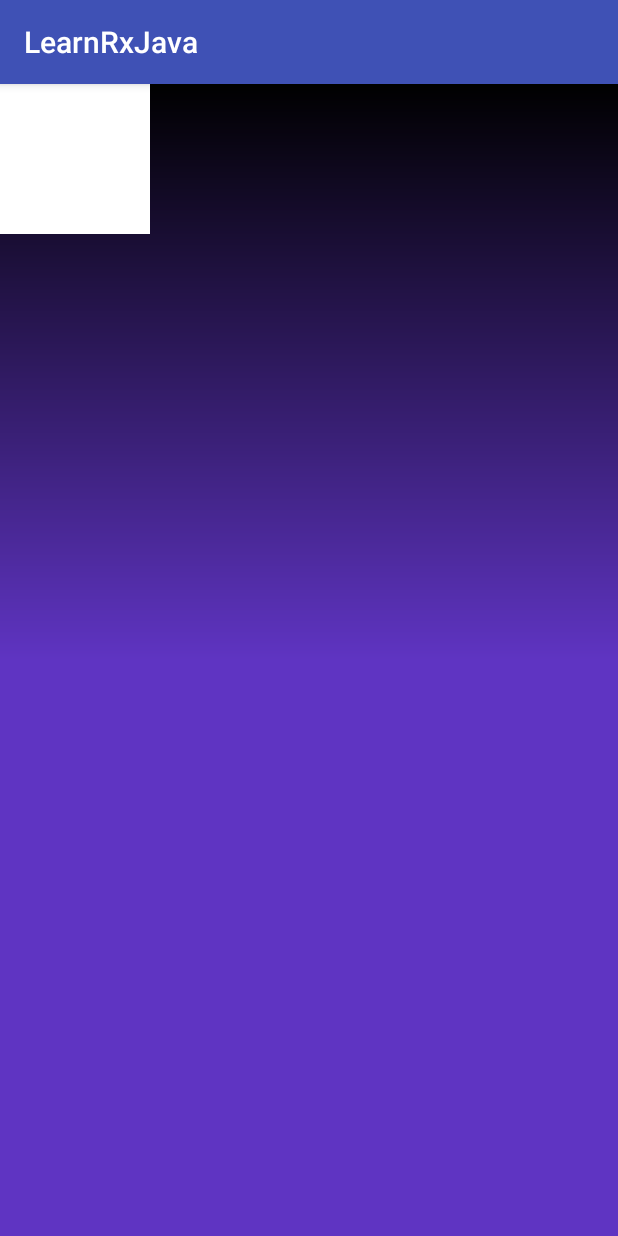
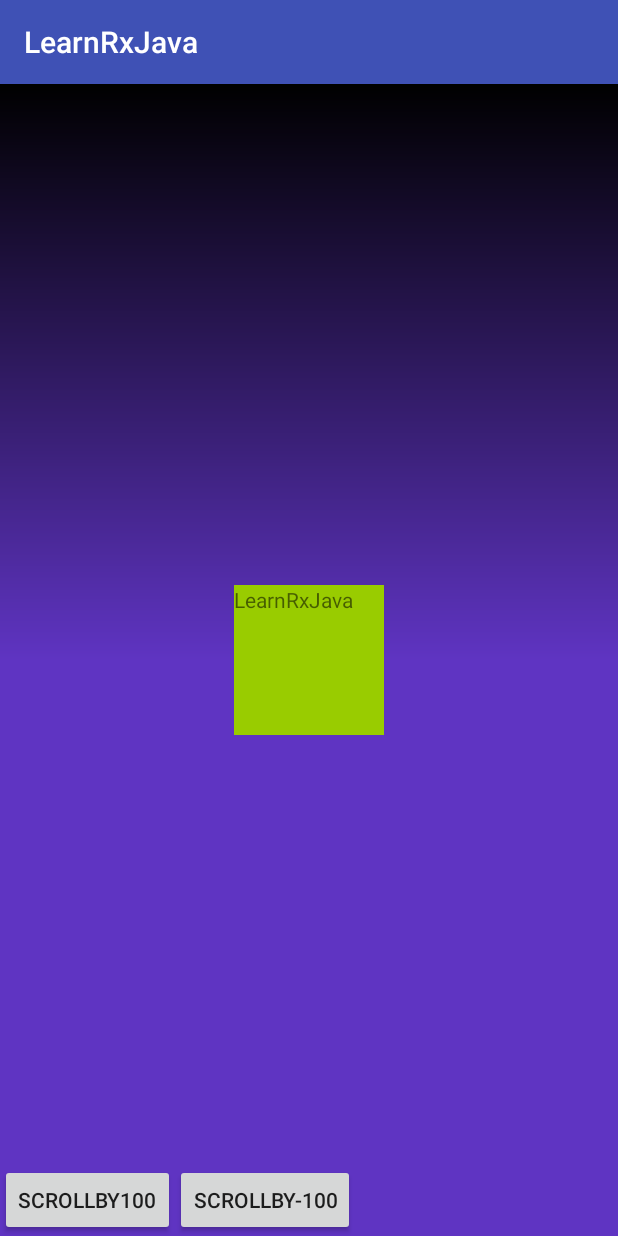
Before and after one commit to zcl20131002578/LearnRxJava, an Android app: the screen it shows after launch (MainActivity), on a phone screen of 412 x 824 dp. Run offline under Robolectric (Android 15) with nearby library versions, the phone set to English and light mode, and no system bars; libraries missing offline, so code that uses them is left out: rx.functions.

```diff
--- a/app/build.gradle
+++ b/app/build.gradle
@@ -16,6 +16,10 @@ android {
             proguardFiles getDefaultProguardFile('proguard-android.txt'), 'proguard-rules.pro'
         }
     }
+    compileOptions {
+        sourceCompatibility = '1.8'
+        targetCompatibility = '1.8'
+    }
 }
 
 dependencies {
--- a/app/src/main/java/com/inke/zcl/learnrxjava/MainActivity.java
+++ b/app/src/main/java/com/inke/zcl/learnrxjava/MainActivity.java
@@ -4,26 +4,45 @@ import android.support.v7.app.AppCompatActivity;
 import android.os.Bundle;
 import android.util.Log;
 import android.view.View;
+import android.view.ViewGroup;
+import android.widget.FrameLayout;
 
-import java.util.ArrayList;
+import com.inke.zcl.learnrxjava.view.MyCustomView;
+
 import java.util.List;
 
 import rx.Observable;
 import rx.Subscriber;
-import rx.functions.Action0;
-import rx.functions.Action1;
-import rx.functions.Action3;
 import rx.functions.Func1;
 
 public class MainActivity extends AppCompatActivity {
 
-    private static final String TAG = "ZCLZCL";
+    private static final String TAG = "MainActivity";
+    private MyCustomView myCustomView;
+    private int mT = 50;
 
     @Override
     protected void onCreate(Bundle savedInstanceState) {
         super.onCreate(savedInstanceState);
         setContentView(R.layout.activity_main);
+        myCustomView = findViewById(R.id.my_custom_view);
 
+        findViewById(R.id.click).setOnClickListener(new View.OnClickListener() {
+            @Override
+            public void onClick(View v) {
+                Log.d(TAG, "onClick scrolledX:" + myCustomView.getScrollX() + " scrolledY:" + myCustomView.getScrollY());
+                mT += 10;
+                myCustomView.scrollBy(mT, 0);
+                Log.d(TAG, "onClick scrolledX:" + myCustomView.getScrollX() + " scrolledY:" + myCustomView.getScrollY());
+
+            }
+        });
+        findViewById(R.id._click).setOnClickListener(new View.OnClickListener() {
+            @Override
+            public void onClick(View v) {
+                myCustomView.scrollBy(-100, -100);
+            }
+        });
     }
 
     private void rxStudent(Student[] students) {
--- a/app/src/main/res/layout/activity_main.xml
+++ b/app/src/main/res/layout/activity_main.xml
@@ -1,32 +1,41 @@
 <?xml version="1.0" encoding="utf-8"?>
-<LinearLayout xmlns:android="http://schemas.android.com/apk/res/android"
+<FrameLayout xmlns:android="http://schemas.android.com/apk/res/android"
     xmlns:tools="http://schemas.android.com/tools"
     android:layout_width="match_parent"
     android:layout_height="match_parent"
     android:background="@drawable/leard_board_bg"
     android:fitsSystemWindows="true"
+    android:gravity="center"
     android:orientation="vertical">
 
+    <com.inke.zcl.learnrxjava.view.MyCustomView
+        android:id="@+id/my_custom_view"
+        android:layout_width="200dp"
+        android:layout_height="200dp"
+        android:layout_gravity="center"
+        android:gravity="center"
+        tools:visibility="visible" />
+
     <LinearLayout
-        android:id="@+id/root_view"
         android:layout_width="wrap_content"
         android:layout_height="wrap_content"
-        android:orientation="vertical"
-        android:visibility="visible">
+        android:layout_gravity="bottom"
+        android:layout_marginTop="50dp"
+        android:gravity="center">
 
-        <ImageView
-            android:id="@+id/img"
+
+        <Button
+            android:id="@+id/click"
             android:layout_width="wrap_content"
             android:layout_height="wrap_content"
-            android:src="@mipmap/ic_launcher"
-            android:visibility="gone"
-            tools:visibility="visible" />
+            android:text="scrollBy100" />
 
-        <TextView
-            android:id="@+id/text"
-            android:layout_width="100dp"
-            android:layout_height="100dp"
-            android:background="@android:color/white"
-            tools:text="@string/app_name" />
+        <Button
+            android:id="@+id/_click"
+            android:layout_width="wrap_content"
+            android:layout_height="wrap_content"
+            android:text="scrollBy-100" />
+
     </LinearLayout>
-</LinearLayout>
+
+</FrameLayout>
--- /dev/null
+++ b/app/src/main/res/layout/my_custom_view.xml
@@ -0,0 +1,13 @@
+<?xml version="1.0" encoding="utf-8"?>
+<merge xmlns:android="http://schemas.android.com/apk/res/android"
+    android:layout_width="match_parent"
+    android:layout_height="match_parent">
+
+    <TextView
+        android:id="@+id/text_view"
+        android:layout_width="100dp"
+        android:layout_height="100dp"
+        android:background="@android:color/holo_green_light"
+        android:text="@string/app_name" />
+
+</merge>
```
Also changed, not shown: app/src/main/java/com/inke/zcl/learnrxjava/view/MyCustomView.java (added, +129 -0 lines), app/src/main/java/com/inke/zcl/learnrxjava/view/MyLinearLayout.java (added, +28 -0 lines), app/src/main/res/layout/my_linearlayout.xml (added, +22 -0 lines).
